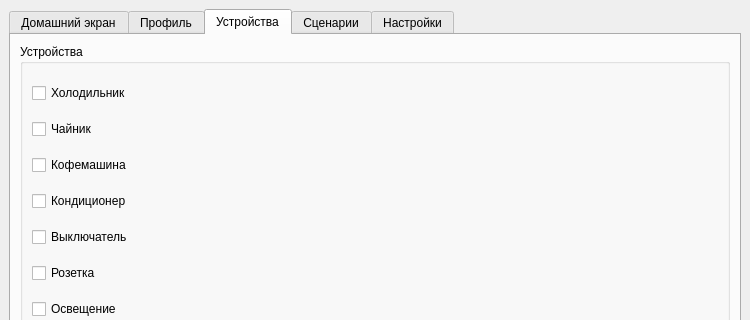
Old version of the form mainwindow.ui in the repository MrFireDeN/SmartHome; both pictures show x 0 to 750 and y 0 to 320 of the 750 by 645 pixel window.
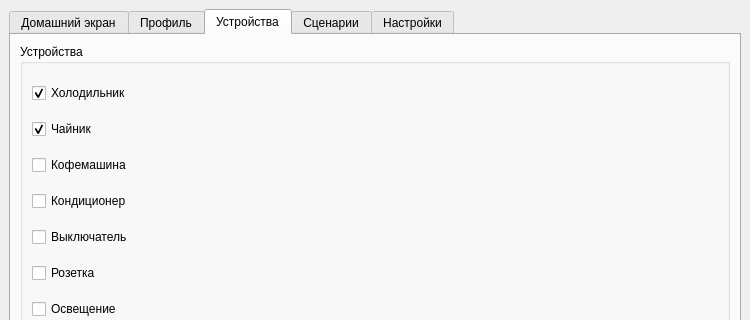
New version of the form. The open tabs and pages were chosen to show the change.

Commit message:
feat: сделано разделение сценариев
Сценарии разделены на рабочий, выходной и домашний

The edit to the form file:
```diff
--- a/mainwindow.ui
+++ b/mainwindow.ui
@@ -231,6 +231,9 @@
                <property name="text">
                 <string>Холодильник</string>
                </property>
+               <property name="checked">
+                <bool>true</bool>
+               </property>
               </widget>
              </item>
              <item>
@@ -238,6 +241,9 @@
                <property name="text">
                 <string>Чайник</string>
                </property>
+               <property name="checked">
+                <bool>true</bool>
+               </property>
               </widget>
              </item>
              <item>
```
Left out of the diff: 2 changed lines with no effect on the pictures. The commit also changes 2 other files.
